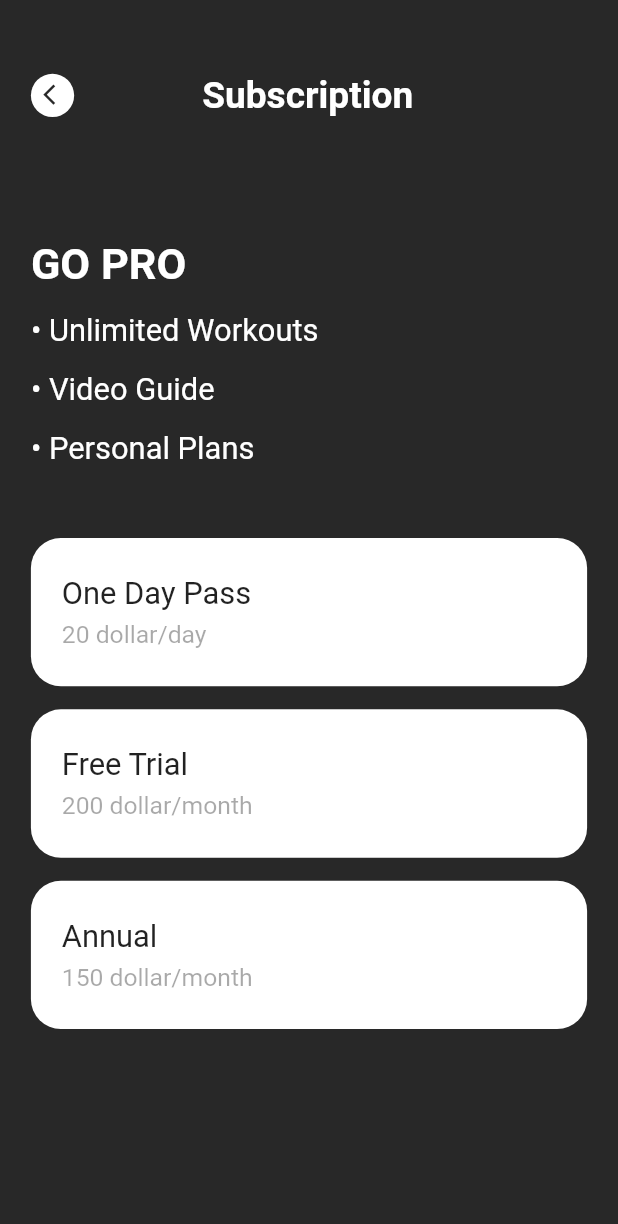
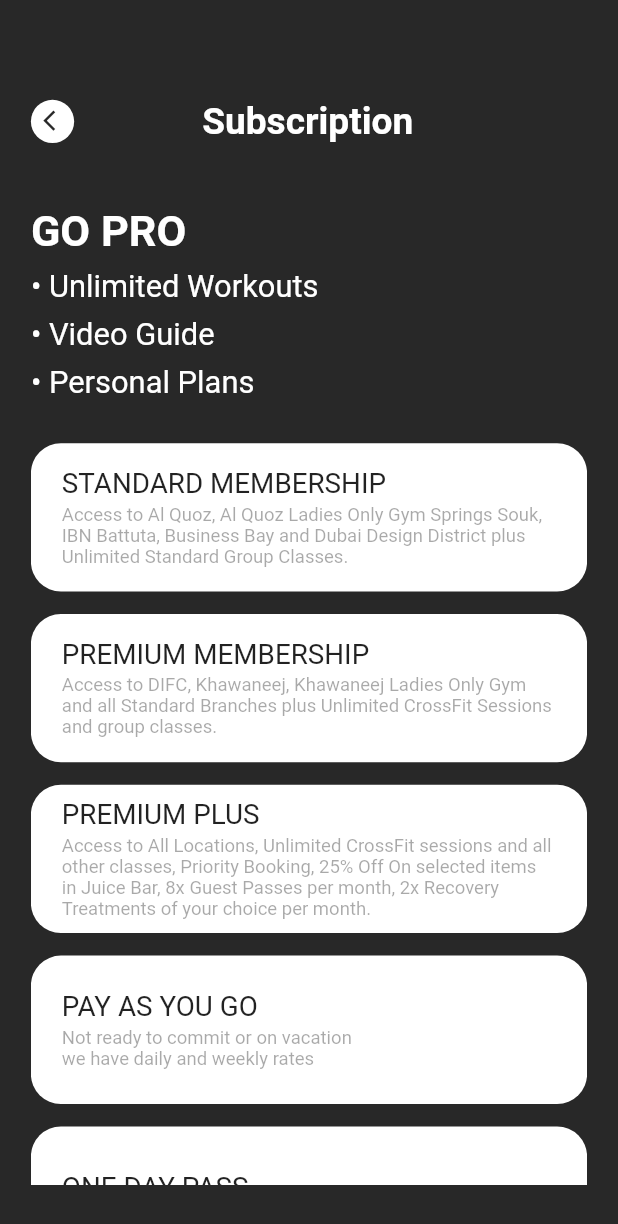
Before and after one commit to naqeeb9a/warehouse-gym, a Flutter app: the Subscription screen opened directly, on a phone screen of 412 x 824 dp. Shown: the top 1224 px of the screen. Run offline on Flutter 3.47's test engine with Material 2 defaults, Android fonts, the phone set to English and light mode, and no system bars; our stand-ins replace carousel_slider, chewie, dotted_border, expandable, fl_chart, percent_indicator and 1 more.

Commit message:
[atif]: subscription.dart

```diff
--- a/lib/screens/subscription.dart
+++ b/lib/screens/subscription.dart
@@ -21,21 +21,18 @@ class _SubscriptionState extends State<Subscription> {
       body: Align(
         alignment: Alignment.bottomCenter,
         child: Padding(
-          padding: EdgeInsets.only(bottom: dynamicHeight(context, 0.05)),
+          padding: EdgeInsets.only(
+            bottom: dynamicHeight(context, 0.02),
+          ),
           child: SizedBox(
             width: dynamicWidth(context, .9),
             height: dynamicHeight(context, .91),
             child: Column(
               mainAxisAlignment: MainAxisAlignment.spaceEvenly,
               children: [
-                bar(
-                  context,
-                  true,
-                  centerCheck: true,
-                  back: true,
-                  centerText: "Subscription"
-                ),
-                heightBox(context, 0.06),
+                bar(context, true,
+                    centerCheck: true, back: true, centerText: "Subscription"),
+                heightBox(context, 0.03),
                 Row(
                   mainAxisAlignment: MainAxisAlignment.start,
                   children: [
@@ -84,11 +81,28 @@ class _SubscriptionState extends State<Subscription> {
                     ),
                   ],
                 ),
-                heightBox(context, 0.02),
-                planCard(context, "One Day Pass", "20 dollar/day"),
-                planCard(context, "Free Trial", "200 dollar/month"),
-                planCard(context, "Annual", "150 dollar/month"),
-                heightBox(context, 0.08),
+                heightBox(context, 0.015),
+                SizedBox(
+                  height: dynamicHeight(context, 0.6),
+                  child: SingleChildScrollView(
+                    child: Wrap(
+                      runSpacing: 15,
+                      children: [
+                        planCard(context, "STANDARD MEMBERSHIP",
+                            "Access to Al Quoz, Al Quoz Ladies Only Gym Springs Souk,\nIBN Battuta, Business Bay and Dubai Design District plus\nUnlimited Standard Group Classes."),
+                        planCard(context, "PREMIUM MEMBERSHIP",
+                            "Access to DIFC, Khawaneej, Khawaneej Ladies Only Gym\nand all Standard Branches plus Unlimited CrossFit Sessions\nand group classes."),
+                        planCard(context, "PREMIUM PLUS",
+                            "Access to All Locations, Unlimited CrossFit sessions and all\nother classes, Priority Booking, 25% Off On selected items\nin Juice Bar, 8x Guest Passes per month, 2x Recovery\nTreatments of your choice per month."),
+                        planCard(context, "PAY AS YOU GO",
+                            "Not ready to commit or on vacation\nwe have daily and weekly rates"),
+                        planCard(context, "ONE DAY PASS",
+                            "Just here to check the gym? Get the One Day Pass"),
+                      ],
+                    ),
+                  ),
+                ),
+                heightBox(context, 0.002),
               ],
             ),
           ),
@@ -100,15 +114,15 @@ class _SubscriptionState extends State<Subscription> {
 
 Widget planCard(context, validity, paisa) {
   return InkWell(
-    onTap: (){
+    onTap: () {
       push(context, PaymentScreen());
     },
     child: Container(
       padding: EdgeInsets.symmetric(horizontal: dynamicWidth(context, 0.05)),
       width: dynamicWidth(context, 0.9),
       height: dynamicHeight(context, 0.12),
-      decoration:
-          BoxDecoration(color: myWhite, borderRadius: BorderRadius.circular(20)),
+      decoration: BoxDecoration(
+          color: myWhite, borderRadius: BorderRadius.circular(20)),
       child: Row(
         mainAxisAlignment: MainAxisAlignment.spaceBetween,
         children: [
@@ -121,20 +135,20 @@ Widget planCard(context, validity, paisa) {
                   Text(
                     validity,
                     style: TextStyle(
-                      fontSize: dynamicWidth(context, 0.05),
+                      fontSize: dynamicWidth(context, 0.045),
                     ),
                   ),
                 ],
               ),
               SizedBox(
-                height: dynamicHeight(context, 0.007),
+                height: dynamicHeight(context, 0.003),
               ),
               Row(
                 children: [
                   Text(
                     paisa,
                     style: TextStyle(
-                        fontSize: dynamicWidth(context, 0.04),
+                        fontSize: dynamicWidth(context, 0.03),
                         color: myBlack.withOpacity(0.4)),
                   ),
                 ],
```
